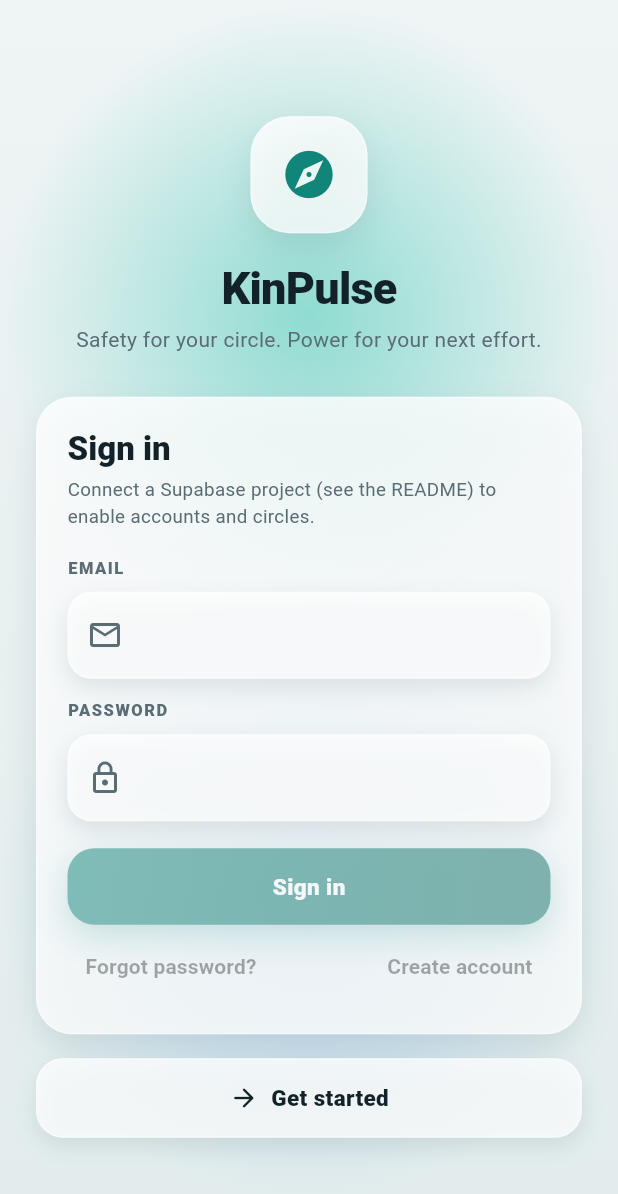
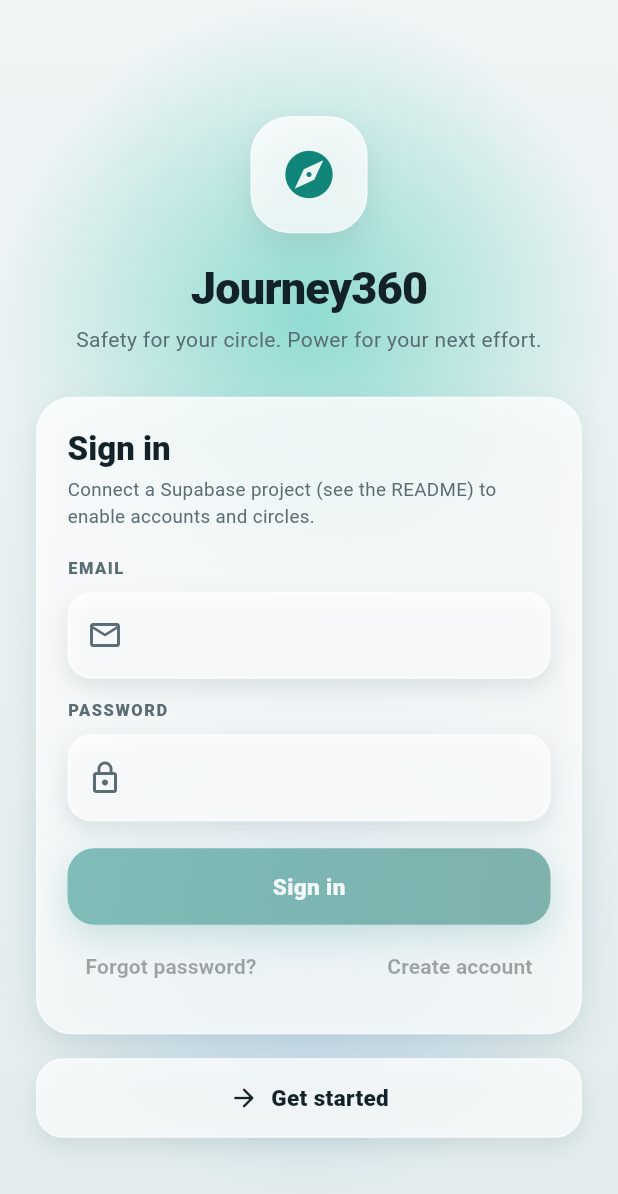
Before and after one commit to adriancabil19-create/journey_360, a Flutter app: the screen it shows after launch, on a phone screen of 412 x 824 dp. Shown: the top 1194 px of the screen. Run offline on Flutter 3.47's test engine with Material 3 defaults, Android fonts, the phone set to English and light mode, and no system bars; our stand-ins replace battery_plus, flutter_map, flutter_riverpod, geolocator, latlong2, permission_handler and 3 more; accounts and stored records are empty.

Commit message:
Restore Journey360 branding

```diff
--- a/lib/core/services/location_service.dart
+++ b/lib/core/services/location_service.dart
@@ -124,7 +124,7 @@ class LocationService {
           distanceFilter: distanceFilter,
           foregroundNotificationConfig: background
               ? const ForegroundNotificationConfig(
-                  notificationTitle: 'KinPulse is recording your workout',
+                  notificationTitle: 'Journey360 is recording your workout',
                   notificationText: 'Tap to return to the app',
                   enableWakeLock: true,
                 )
--- a/lib/features/activity/activity_page.dart
+++ b/lib/features/activity/activity_page.dart
@@ -108,7 +108,7 @@ class _ActivityPageState extends ConsumerState<ActivityPage> {
               ],
               const SizedBox(height: 16),
               Text(
-                'KinPulse records GPS from this device. Accuracy depends on '
+                'Journey360 records GPS from this device. Accuracy depends on '
                 'your phone and surroundings.',
                 style: TextStyle(color: c.onSurfaceMuted, fontSize: 12.5),
               ),
--- a/lib/features/auth/auth_gate.dart
+++ b/lib/features/auth/auth_gate.dart
@@ -57,7 +57,7 @@ class _ShellWithBanner extends ConsumerWidget {
                     Expanded(
                       child: Text(
                         backend
-                          ? 'Using KinPulse without an account. Sign in to '
+                            ? 'Using Journey360 without an account. Sign in to '
                                 'sync and use circles.'
                           : 'Offline mode - journeys save on this device.',
                         style: TextStyle(fontSize: 11.5, color: c.onSurface),
--- a/lib/features/auth/login_page.dart
+++ b/lib/features/auth/login_page.dart
@@ -89,7 +89,7 @@ class _LoginPageState extends ConsumerState<LoginPage> {
                   ),
                   const SizedBox(height: 18),
                   Text(
-                    'KinPulse',
+                    'Journey360',
                     textAlign: TextAlign.center,
                     style: Theme.of(context)
                         .textTheme
@@ -115,7 +115,7 @@ class _LoginPageState extends ConsumerState<LoginPage> {
                         const SizedBox(height: 4),
                         Text(
                           backend
-                              ? 'Welcome back to KinPulse.'
+                              ? 'Welcome back to Journey360.'
                               : 'Connect a Supabase project (see the README) '
                                   'to enable accounts and circles.',
                           style: TextStyle(
--- a/lib/features/journey/tracking_controller.dart
+++ b/lib/features/journey/tracking_controller.dart
@@ -410,7 +410,7 @@ class TrackingController extends StateNotifier<TrackingState> {
         LocationAccess.serviceDisabled =>
           'Location services are turned off on this device.',
         LocationAccess.denied =>
-          'KinPulse needs location access to record workouts.',
+          'Journey360 needs location access to record workouts.',
         LocationAccess.deniedForever =>
           'Location permission is blocked. Enable it in system settings.',
         LocationAccess.unavailable =>
--- a/lib/features/map/location_permission_sheet.dart
+++ b/lib/features/map/location_permission_sheet.dart
@@ -34,7 +34,7 @@ Future<bool?> showLocationRationale(BuildContext context) {
           ),
           const SizedBox(height: 8),
           Text(
-            'KinPulse needs your location to record workouts and show your '
+            'Journey360 needs your location to record workouts and show your '
             'position to people you have chosen. You control sharing at any '
             'time, and you can stop it from the map.',
             style: TextStyle(color: c.onSurfaceMuted, height: 1.45),
--- a/lib/features/profile/profile_page.dart
+++ b/lib/features/profile/profile_page.dart
@@ -51,7 +51,7 @@ class ProfilePage extends ConsumerWidget {
                   Text(name, style: Theme.of(context).textTheme.titleLarge),
                   const SizedBox(height: 2),
                   Text(
-                    email ?? 'KinPulse member',
+                    email ?? 'Journey360 member',
                     style: TextStyle(color: c.onSurfaceMuted),
                   ),
                 ],
--- a/lib/features/settings/settings_page.dart
+++ b/lib/features/settings/settings_page.dart
@@ -141,7 +141,7 @@ class SettingsPage extends ConsumerWidget {
           ),
           const SizedBox(height: 16),
           Text(
-            'KinPulse records GPS from this device. Background tracking is '
+            'Journey360 records GPS from this device. Background tracking is '
             'limited by each platform: the web has none, Android needs a '
             'foreground service, and iOS throttles background updates.',
             style: TextStyle(color: c.onSurfaceMuted, fontSize: 12),
--- a/lib/features/shell/journey_shell.dart
+++ b/lib/features/shell/journey_shell.dart
@@ -12,7 +12,7 @@ import '../analytics/analytics_page.dart';
 import '../journey/tracking_controller.dart';
 import '../map/map_page.dart';
 
-/// The three-mode KinPulse shell: family safety, workouts, and performance.
+/// The three-mode Journey360 shell: family safety, workouts, and performance.
 class JourneyShell extends ConsumerStatefulWidget {
   const JourneyShell({super.key});
 
@@ -72,7 +72,7 @@ class _JourneyShellState extends ConsumerState<JourneyShell> {
     try {
       await _crashDetector.dispatch(
         userId: user.id,
-        userName: (user.userMetadata?['full_name'] as String?) ?? 'KinPulse member',
+        userName: (user.userMetadata?['full_name'] as String?) ?? 'Journey360 member',
         latitude: state.here!.latitude,
         longitude: state.here!.longitude,
         alertType: 'CRASH_DETECTED',
--- a/lib/main.dart
+++ b/lib/main.dart
@@ -42,7 +42,7 @@ class Journey360App extends ConsumerWidget {
   Widget build(BuildContext context, WidgetRef ref) {
     final themeMode = ref.watch(themeModeProvider);
     return MaterialApp(
-      title: 'KinPulse',
+      title: 'Journey360',
       debugShowCheckedModeBanner: false,
       theme: AppTheme.light(),
       darkTheme: AppTheme.dark(),
```
Also changed, not shown: 7 other files.
